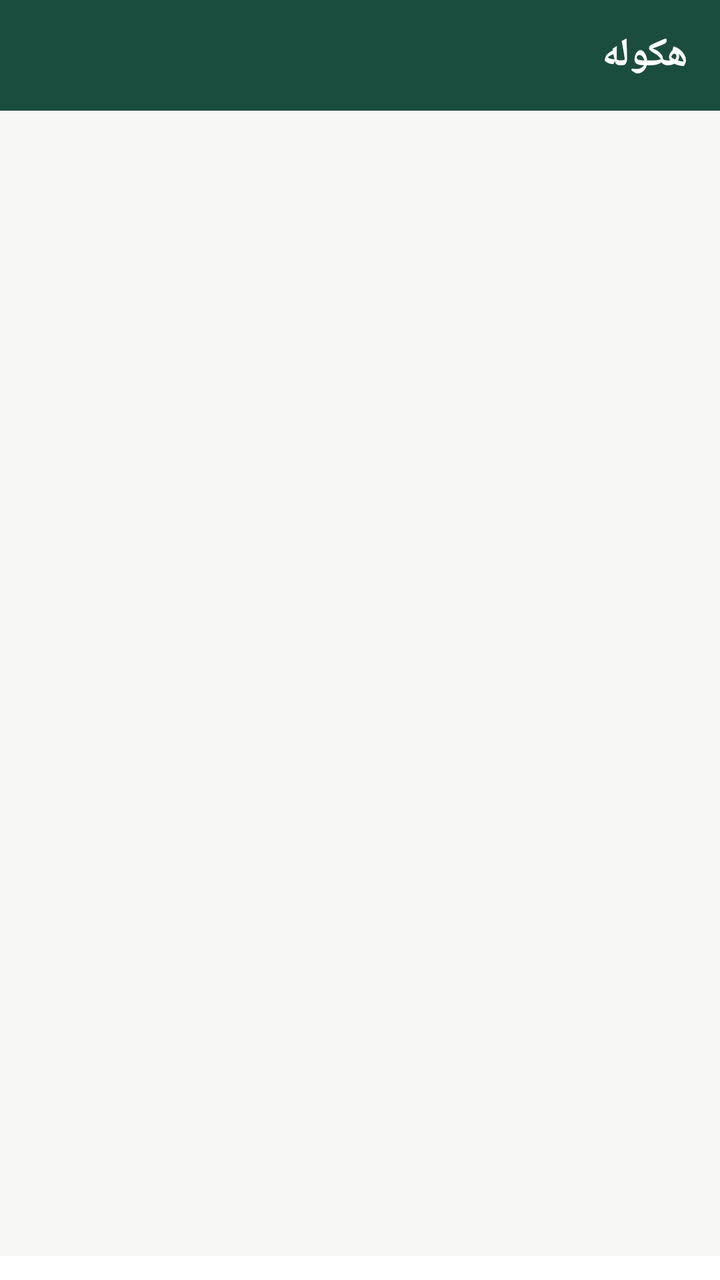
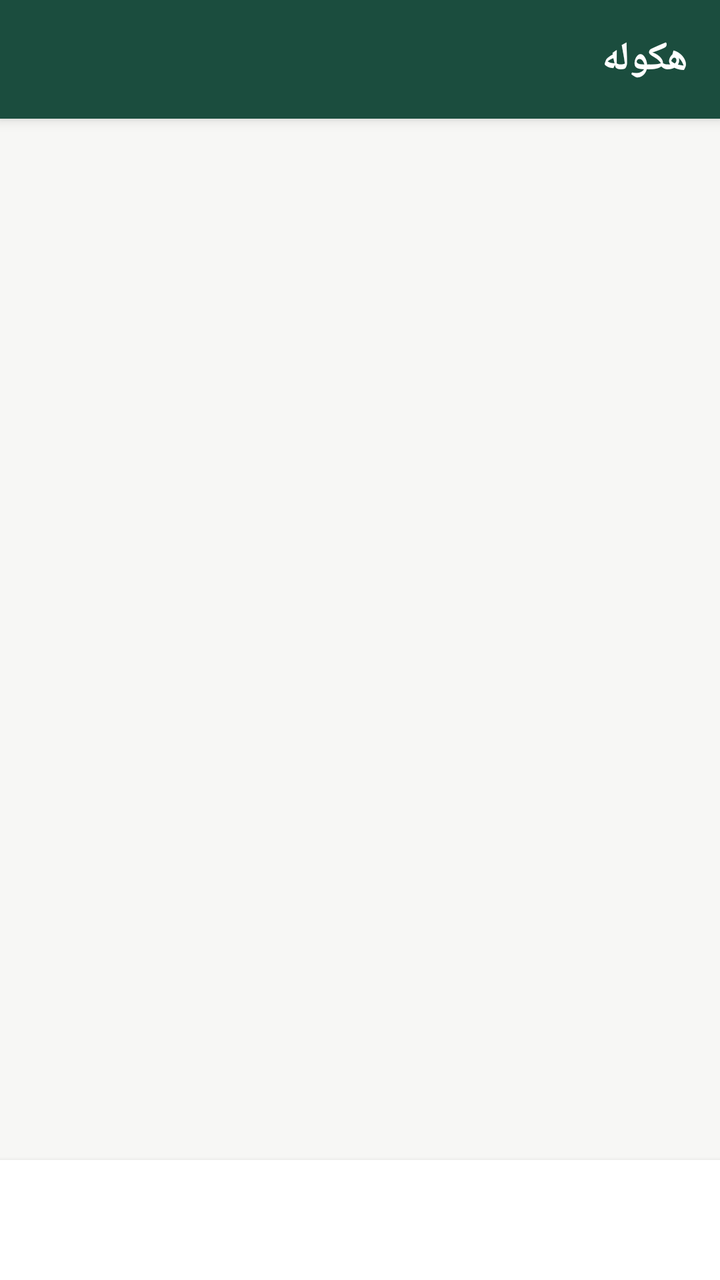

An Android layout rendered at two revisions. The XML below is the earlier revision; the diff shows what the commit changed to produce the second picture.
<!-- AndroidManifest.xml: application theme AppTheme -->
<!-- res/layout/activity_main.xml -->
<?xml version="1.0" encoding="utf-8"?>
<LinearLayout xmlns:android="http://schemas.android.com/apk/res/android"
    android:layout_width="match_parent"
    android:layout_height="match_parent"
    android:orientation="vertical"
    android:layoutDirection="rtl"
    android:background="@color/bg">

    <LinearLayout
        android:layout_width="match_parent"
        android:layout_height="wrap_content"
        android:orientation="horizontal"
        android:gravity="center_vertical"
        android:background="@color/brand_primary"
        android:paddingStart="16dp"
        android:paddingEnd="16dp"
        android:paddingTop="14dp"
        android:paddingBottom="14dp">

        <TextView
            android:id="@+id/headerTitle"
            android:layout_width="0dp"
            android:layout_height="wrap_content"
            android:layout_weight="1"
            android:text="هكوله"
            android:textColor="@color/white"
            android:textSize="20sp"
            android:textStyle="bold" />
    </LinearLayout>

    <FrameLayout
        android:layout_width="match_parent"
        android:layout_height="0dp"
        android:layout_weight="1">

        <ProgressBar
            android:id="@+id/loadingView"
            style="?android:attr/progressBarStyle"
            android:layout_width="wrap_content"
            android:layout_height="wrap_content"
            android:layout_gravity="center" />

        <LinearLayout
            android:id="@+id/errorView"
            android:layout_width="match_parent"
            android:layout_height="wrap_content"
            android:layout_gravity="center"
            android:orientation="vertical"
            android:gravity="center"
            android:padding="24dp"
            android:visibility="gone">

            <TextView
                android:id="@+id/errorText"
                android:layout_width="wrap_content"
                android:layout_height="wrap_content"
                android:text="تعذّر تحميل البيانات — تأكد من الاتصال بالإنترنت"
                android:textColor="@color/text_muted"
                android:textSize="15sp"
                android:gravity="center"
                android:layout_marginBottom="12dp" />

            <Button
                android:id="@+id/retryButton"
                android:layout_width="wrap_content"
                android:layout_height="wrap_content"
                android:text="إعادة المحاولة" />
        </LinearLayout>

        <ListView
            android:id="@+id/itemList"
            android:layout_width="match_parent"
            android:layout_height="match_parent"
            android:visibility="gone"
            android:divider="@null"
            android:dividerHeight="0dp"
            android:clipToPadding="false"
            android:paddingTop="8dp"
            android:paddingBottom="8dp" />
    </FrameLayout>

    <HorizontalScrollView
        android:layout_width="match_parent"
        android:layout_height="wrap_content"
        android:background="@color/surface"
        android:scrollbars="none">

        <LinearLayout
            android:id="@+id/bottomNav"
            android:layout_width="wrap_content"
            android:layout_height="wrap_content"
            android:orientation="horizontal"
            android:paddingTop="6dp"
            android:paddingBottom="6dp" />
    </HorizontalScrollView>

</LinearLayout>
<!-- resources referenced by this layout -->
<resources>
  <color name="bg">#F7F7F5</color>
  <color name="brand_primary">#1B4D3E</color>
  <color name="surface">#FFFFFF</color>
  <color name="text_muted">#6B6B6B</color>
  <color name="white">#FFFFFF</color>
  <style name="AppTheme" parent="@android:style/Theme.Material.Light.NoActionBar">
          <item name="android:windowBackground">@color/bg</item>
          <item name="android:statusBarColor">@color/brand_primary</item>
          <item name="android:colorPrimary">@color/brand_primary</item>
          <item name="android:colorAccent">@color/brand_accent</item>
      </style>
  <color name="brand_accent">#3FA480</color>
</resources>

<!-- the commit's change to res/layout/activity_main.xml (unified diff, before → after) -->
@@ -12,10 +12,11 @@
         android:orientation="horizontal"
         android:gravity="center_vertical"
         android:background="@color/brand_primary"
+        android:elevation="4dp"
         android:paddingStart="16dp"
         android:paddingEnd="16dp"
-        android:paddingTop="14dp"
-        android:paddingBottom="14dp">
+        android:paddingTop="16dp"
+        android:paddingBottom="16dp">
 
         <TextView
             android:id="@+id/headerTitle"
@@ -38,7 +39,8 @@
             style="?android:attr/progressBarStyle"
             android:layout_width="wrap_content"
             android:layout_height="wrap_content"
-            android:layout_gravity="center" />
+            android:layout_gravity="center"
+            android:indeterminateTint="@color/brand_primary" />
 
         <LinearLayout
             android:id="@+id/errorView"
@@ -58,13 +60,23 @@
                 android:textColor="@color/text_muted"
                 android:textSize="15sp"
                 android:gravity="center"
-                android:layout_marginBottom="12dp" />
+                android:layout_marginBottom="16dp" />
 
-            <Button
+            <TextView
                 android:id="@+id/retryButton"
                 android:layout_width="wrap_content"
                 android:layout_height="wrap_content"
-                android:text="إعادة المحاولة" />
+                android:text="إعادة المحاولة"
+                android:textColor="@color/white"
+                android:textSize="14sp"
+                android:textStyle="bold"
+                android:background="@drawable/btn_pill_primary"
+                android:paddingStart="20dp"
+                android:paddingEnd="20dp"
+                android:paddingTop="9dp"
+                android:paddingBottom="9dp"
+                android:clickable="true"
+                android:focusable="true" />
         </LinearLayout>
 
         <ListView
@@ -74,24 +86,26 @@
             android:visibility="gone"
             android:divider="@null"
             android:dividerHeight="0dp"
+            android:clipChildren="false"
             android:clipToPadding="false"
-            android:paddingTop="8dp"
-            android:paddingBottom="8dp" />
+            android:paddingTop="16dp"
+            android:paddingBottom="16dp"
+            android:layoutAnimation="@anim/list_layout_controller" />
     </FrameLayout>
 
     <HorizontalScrollView
         android:layout_width="match_parent"
-        android:layout_height="wrap_content"
+        android:layout_height="60dp"
         android:background="@color/surface"
+        android:elevation="4dp"
         android:scrollbars="none">
 
         <LinearLayout
             android:id="@+id/bottomNav"
             android:layout_width="wrap_content"
-            android:layout_height="wrap_content"
+            android:layout_height="match_parent"
             android:orientation="horizontal"
-            android:paddingTop="6dp"
-            android:paddingBottom="6dp" />
+            android:gravity="center_vertical" />
     </HorizontalScrollView>
 
 </LinearLayout>
<!-- resource entries referenced after the edit -->
@@ -5,12 +5,24 @@
   <color name="surface">#FFFFFF</color>
   <color name="text_muted">#6B6B6B</color>
   <color name="white">#FFFFFF</color>
+  <!-- drawable btn_pill_primary (drawable) -->
+  <?xml version="1.0" encoding="utf-8"?>
+  <ripple xmlns:android="http://schemas.android.com/apk/res/android"
+      android:color="@color/ripple_on_primary">
+      <item>
+          <shape android:shape="rectangle">
+              <solid android:color="@color/brand_primary" />
+              <corners android:radius="40dp" />
+          </shape>
+      </item>
+  </ripple>
   <style name="AppTheme" parent="@android:style/Theme.Material.Light.NoActionBar">
           <item name="android:windowBackground">@color/bg</item>
           <item name="android:statusBarColor">@color/brand_primary</item>
           <item name="android:colorPrimary">@color/brand_primary</item>
           <item name="android:colorAccent">@color/brand_accent</item>
       </style>
+  <color name="ripple_on_primary">#33FFFFFF</color>
   <color name="brand_accent">#3FA480</color>
 </resources>
 
